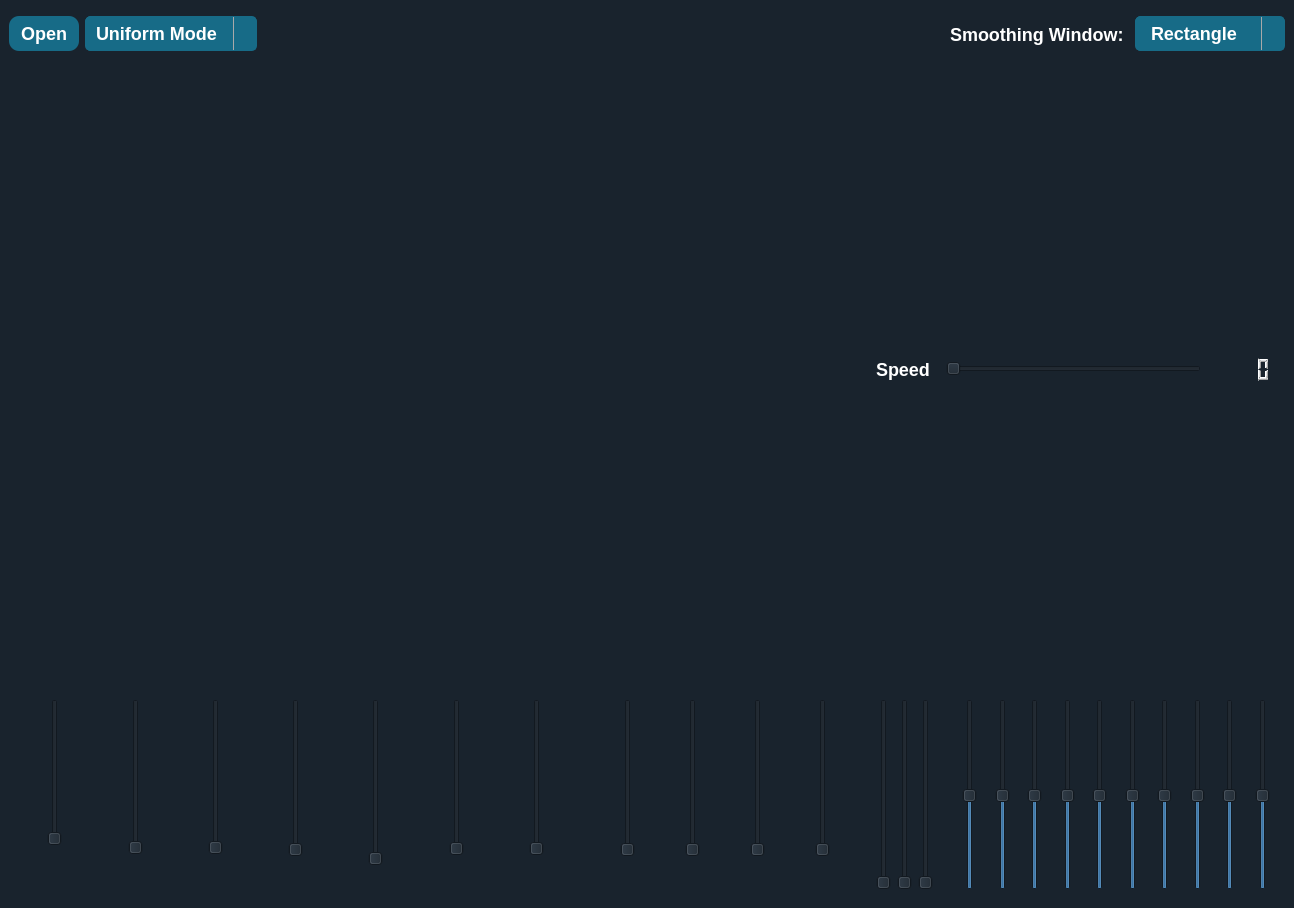
Old version of the form main.ui in the repository omarshaban02/Equalizer.
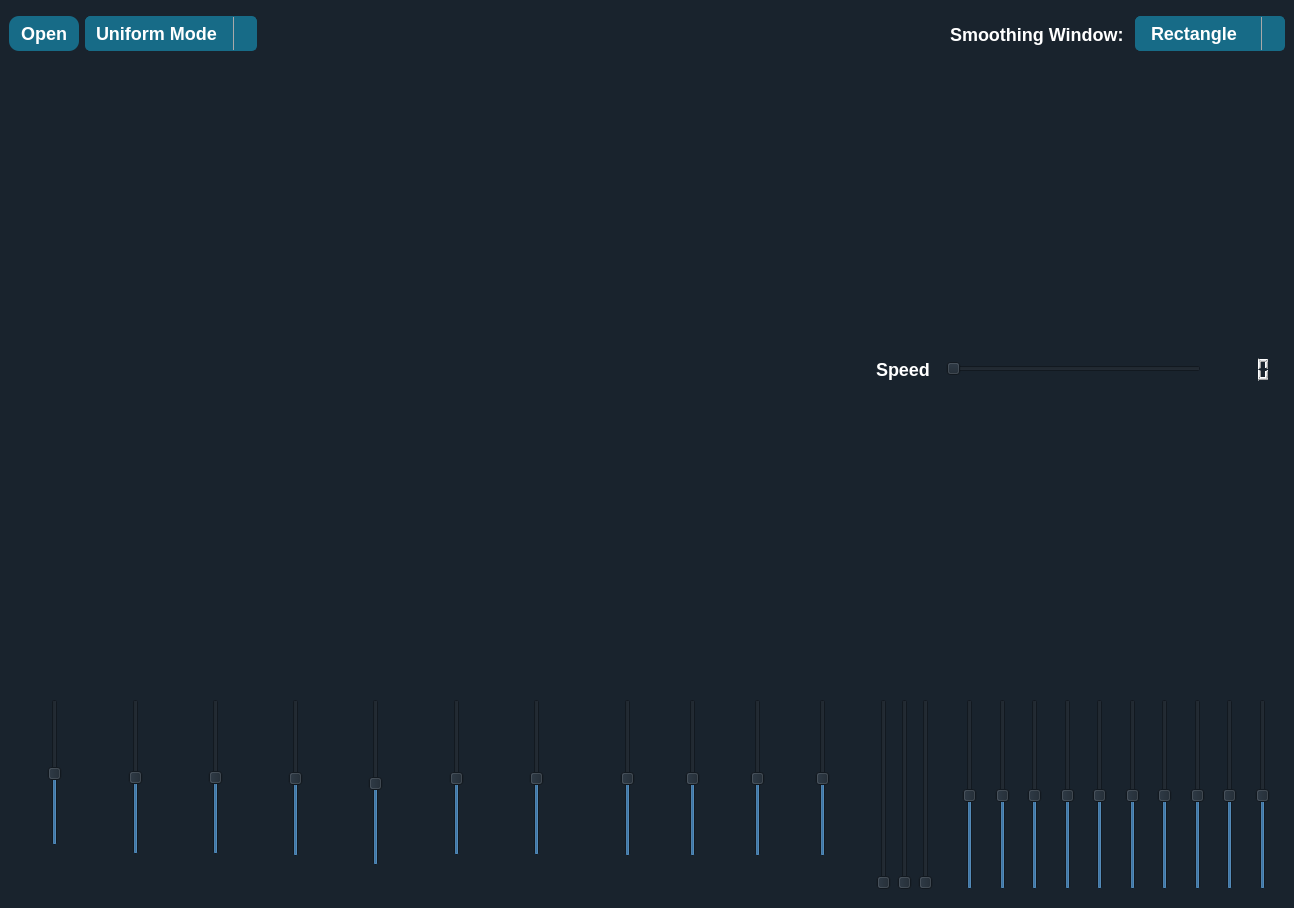
New version of the form. Icons and pictures are not drawn.

The edit to the form file:
```diff
--- a/main.ui
+++ b/main.ui
@@ -969,12 +969,18 @@
                 <property name="cursor">
                  <cursorShape>OpenHandCursor</cursorShape>
                 </property>
+                <property name="minimum">
+                 <number>1</number>
+                </property>
                 <property name="maximum">
-                 <number>10</number>
+                 <number>100</number>
                 </property>
                 <property name="pageStep">
                  <number>1</number>
                 </property>
+                <property name="value">
+                 <number>50</number>
+                </property>
                 <property name="orientation">
                  <enum>Qt::Vertical</enum>
                 </property>
@@ -1066,12 +1072,18 @@
                 <property name="cursor">
                  <cursorShape>OpenHandCursor</cursorShape>
                 </property>
+                <property name="minimum">
+                 <number>1</number>
+                </property>
                 <property name="maximum">
-                 <number>10</number>
+                 <number>100</number>
                 </property>
                 <property name="pageStep">
                  <number>1</number>
                 </property>
+                <property name="value">
+                 <number>50</number>
+                </property>
                 <property name="orientation">
                  <enum>Qt::Vertical</enum>
                 </property>
@@ -1148,12 +1160,18 @@
                 <property name="cursor">
                  <cursorShape>OpenHandCursor</cursorShape>
                 </property>
+                <property name="minimum">
+                 <number>1</number>
+                </property>
                 <property name="maximum">
-                 <number>10</number>
+                 <number>100</number>
                 </property>
                 <property name="pageStep">
                  <number>1</number>
                 </property>
+                <property name="value">
+                 <number>50</number>
+                </property>
                 <property name="orientation">
                  <enum>Qt::Vertical</enum>
                 </property>
@@ -1227,12 +1245,18 @@
                 <property name="cursor">
                  <cursorShape>OpenHandCursor</cursorShape>
                 </property>
+                <property name="minimum">
+                 <number>1</number>
+                </property>
                 <property name="maximum">
-                 <number>10</number>
+                 <number>100</number>
                 </property>
                 <property name="pageStep">
                  <number>1</number>
                 </property>
+                <property name="value">
+                 <number>50</number>
+                </property>
                 <property name="orientation">
                  <enum>Qt::Vertical</enum>
                 </property>
@@ -1309,12 +1333,18 @@
                 <property name="cursor">
                  <cursorShape>OpenHandCursor</cursorShape>
                 </property>
+                <property name="minimum">
+                 <number>1</number>
+                </property>
                 <property name="maximum">
-                 <number>10</number>
+                 <number>100</number>
                 </property>
                 <property name="pageStep">
                  <number>1</number>
                 </property>
+                <property name="value">
+                 <number>50</number>
+                </property>
                 <property name="orientation">
                  <enum>Qt::Vertical</enum>
                 </property>
@@ -1400,12 +1430,18 @@
                 <property name="cursor">
                  <cursorShape>OpenHandCursor</cursorShape>
                 </property>
+                <property name="minimum">
+                 <number>1</number>
+                </property>
                 <property name="maximum">
-                 <number>10</number>
+                 <number>100</number>
                 </property>
                 <property name="pageStep">
                  <number>1</number>
                 </property>
+                <property name="value">
+                 <number>50</number>
+                </property>
                 <property name="orientation">
                  <enum>Qt::Vertical</enum>
                 </property>
@@ -1479,6 +1515,15 @@
                 <property name="cursor">
                  <cursorShape>OpenHandCursor</cursorShape>
                 </property>
+                <property name="minimum">
+                 <number>1</number>
+                </property>
+                <property name="maximum">
+                 <number>100</number>
+                </property>
+                <property name="value">
+                 <number>50</number>
+                </property>
                 <property name="orientation">
                  <enum>Qt::Vertical</enum>
                 </property>
@@ -1576,12 +1621,18 @@
                 <property name="cursor">
                  <cursorShape>OpenHandCursor</cursorShape>
                 </property>
+                <property name="minimum">
+                 <number>1</number>
+                </property>
                 <property name="maximum">
-                 <number>10</number>
+                 <number>100</number>
                 </property>
                 <property name="pageStep">
                  <number>1</number>
                 </property>
+                <property name="value">
+                 <number>50</number>
+                </property>
                 <property name="orientation">
                  <enum>Qt::Vertical</enum>
                 </property>
@@ -1652,12 +1703,18 @@
                 <property name="cursor">
                  <cursorShape>OpenHandCursor</cursorShape>
                 </property>
+                <property name="minimum">
+                 <number>1</number>
+                </property>
                 <property name="maximum">
-                 <number>10</number>
+                 <number>100</number>
                 </property>
                 <property name="pageStep">
                  <number>1</number>
                 </property>
+                <property name="value">
+                 <number>50</number>
+                </property>
                 <property name="orientation">
                  <enum>Qt::Vertical</enum>
                 </property>
@@ -1728,12 +1785,18 @@
                 <property name="cursor">
                  <cursorShape>OpenHandCursor</cursorShape>
                 </property>
+                <property name="minimum">
+                 <number>1</number>
+                </property>
                 <property name="maximum">
-                 <number>10</number>
+                 <number>100</number>
                 </property>
                 <property name="pageStep">
                  <number>1</number>
                 </property>
+                <property name="value">
+                 <number>50</number>
+                </property>
                 <property name="orientation">
                  <enum>Qt::Vertical</enum>
                 </property>
@@ -1804,12 +1867,18 @@
                 <property name="cursor">
                  <cursorShape>OpenHandCursor</cursorShape>
                 </property>
+                <property name="minimum">
+                 <number>1</number>
+                </property>
                 <property name="maximum">
-                 <number>10</number>
+                 <number>100</number>
                 </property>
                 <property name="pageStep">
                  <number>1</number>
                 </property>
+                <property name="value">
+                 <number>50</number>
+                </property>
                 <property name="orientation">
                  <enum>Qt::Vertical</enum>
                 </property>
```
Left out of the diff: 2 changed lines with no effect on the pictures.
